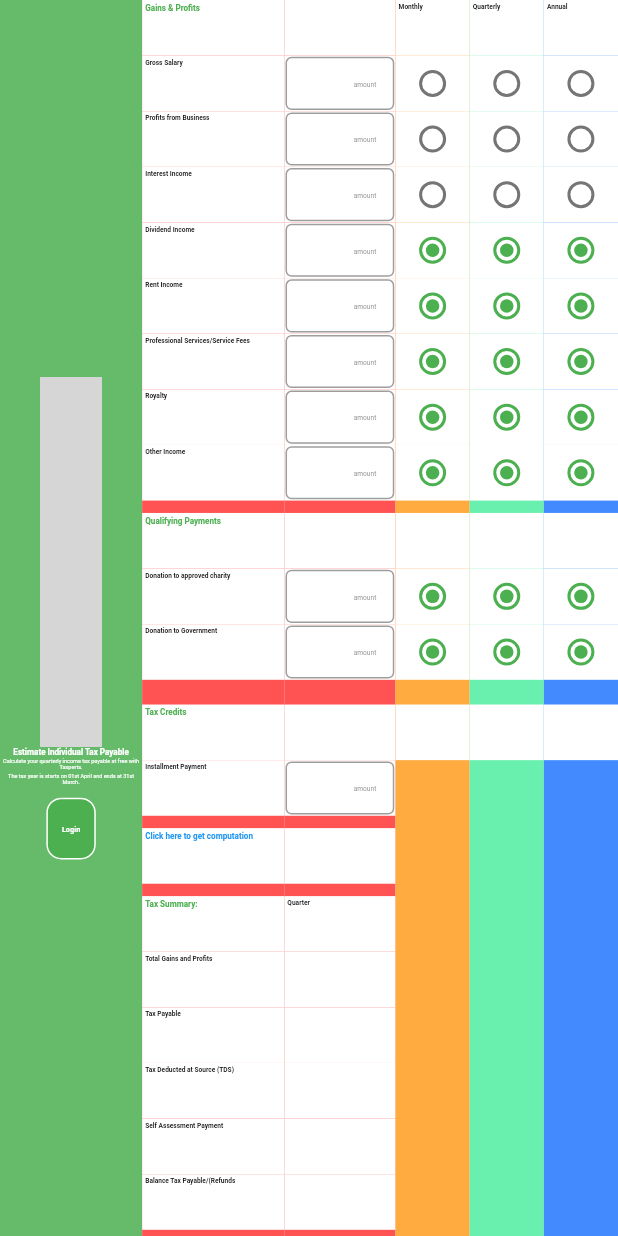
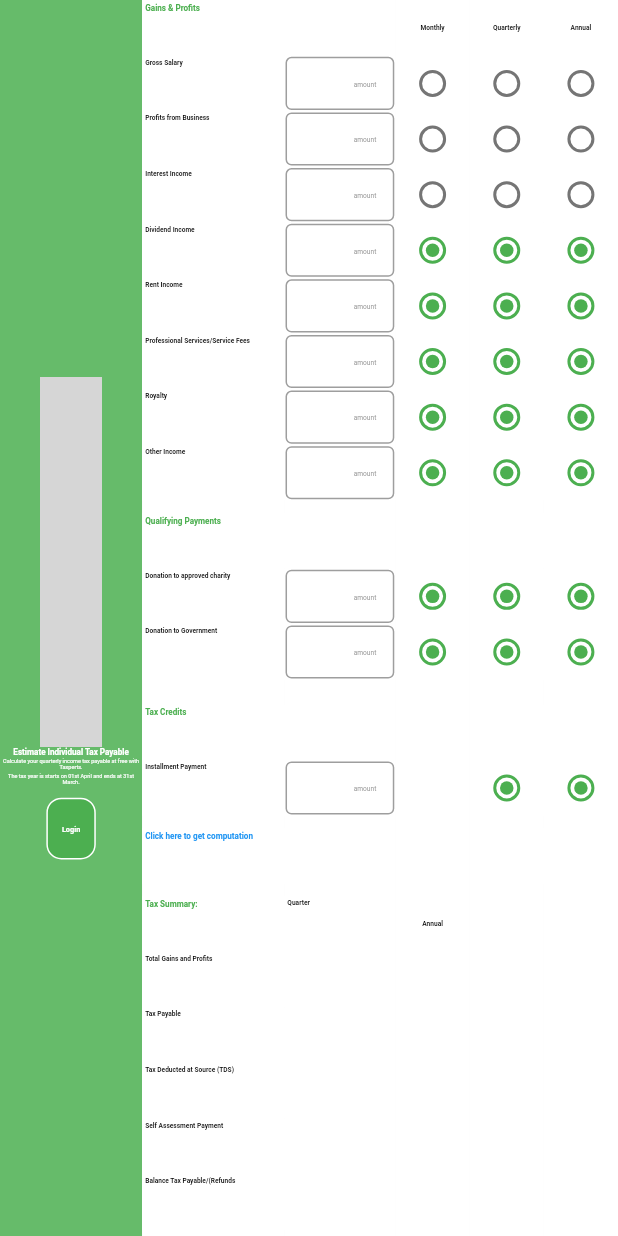
Before and after one commit to CBS-Developments/Taxpert-App-UI, a Flutter app: the DesktopScaffold screen opened directly, on a phone screen of 412 x 824 dp. Run offline on Flutter 3.47's test engine with Material 2 defaults, Android fonts, the phone set to English and light mode, and no system bars; missing offline and left inert: pattern_formatter; grey boxes are pictures that could not be loaded.

Commit message:
Almost  Done

```diff
--- a/taxpert_app_ui/lib/methods/sec_textfeild_container.dart
+++ b/taxpert_app_ui/lib/methods/sec_textfeild_container.dart
@@ -16,8 +16,11 @@ class SecTextFeildContainer extends StatelessWidget {
       color: Colors.white,
       width: secTextWidth(context),
       height: secTextHeight(context),
-      child: Text(childText,
-        style: TextStyle(fontSize: fontSize ,fontWeight: FontWeight.bold,color: textColor),
+      child: Align(
+        alignment: Alignment.center,
+        child: Text(childText,
+          style: TextStyle(fontSize: fontSize ,fontWeight: FontWeight.bold,color: textColor),
+        ),
       ),
     );
   }
--- a/taxpert_app_ui/lib/responsive/desktop_body.dart
+++ b/taxpert_app_ui/lib/responsive/desktop_body.dart
@@ -185,7 +185,7 @@ class _DesktopScaffoldState extends State<DesktopScaffold> {
 
 
           Container(
-            color: Colors.redAccent,
+            color: Colors.white,
             width: TextContWidth(context),
             child: Column(
               children: [
@@ -317,7 +317,7 @@ class _DesktopScaffoldState extends State<DesktopScaffold> {
           //2nd Row End
 
           Container(
-            color: Colors.redAccent,
+            color: Colors.white,
             width: textFContWidth(context),
             child: Column(
               children: [
@@ -404,7 +404,7 @@ class _DesktopScaffoldState extends State<DesktopScaffold> {
           //Monthly Row Start
           Container(
             width: buttonContWidth(context),
-            color: Colors.orangeAccent,
+            color: Colors.white,
             child: Column(
               children: [
                 SecTextFeildContainer(
@@ -486,6 +486,54 @@ class _DesktopScaffoldState extends State<DesktopScaffold> {
                     fontSize: getFontMe(context),
                     textColor: Colors.black),
 
+                SecTextFeildContainer(
+                    childText: '',
+                    fontSize: getFontMe(context),
+                    textColor: Colors.black),
+
+                SizedBox(
+                  height: MeSizeBoxHeight(context),
+                ),
+
+                SecTextFeildContainer(
+                    childText: '',
+                    fontSize: getFontMe(context),
+                    textColor: Colors.black),
+
+                SizedBox(
+                  height: MeSizeBoxHeight(context),
+                ),
+
+                SecTextFeildContainer(
+                    childText: 'Annual',
+                    fontSize: getFontMe(context),
+                    textColor: Colors.black),
+
+                SecTextFeildContainer(
+                    childText: '',
+                    fontSize: getFontMe(context),
+                    textColor: Colors.black),
+
+                SecTextFeildContainer(
+                    childText: '',
+                    fontSize: getFontMe(context),
+                    textColor: Colors.black),
+
+                SecTextFeildContainer(
+                    childText: '',
+                    fontSize: getFontMe(context),
+                    textColor: Colors.black),
+
+                SecTextFeildContainer(
+                    childText: '',
+                    fontSize: getFontMe(context),
+                    textColor: Colors.black),
+
+                SecTextFeildContainer(
+                    childText: '',
+                    fontSize: getFontMe(context),
+                    textColor: Colors.black),
+
               ],
             ),
           ),
@@ -493,7 +541,7 @@ class _DesktopScaffoldState extends State<DesktopScaffold> {
           //Quarterly Row Start
           Container(
             width: buttonContWidth(context),
-            color: Colors.greenAccent,
+            color: Colors.white,
             child: Column(
               children: [
                 SecTextFeildContainer(
@@ -575,6 +623,24 @@ class _DesktopScaffoldState extends State<DesktopScaffold> {
                     fontSize: getFontMe(context),
                     textColor: Colors.black),
 
+                RedioContainer(
+                    groupValue:test,
+                    onChanged: (val){},
+                    value: test),
+
+                SizedBox(
+                  height: MeSizeBoxHeight(context),
+                ),
+
+                SecTextFeildContainer(
+                    childText: '',
+                    fontSize: getFontMe(context),
+                    textColor: Colors.black),
+
+                SizedBox(
+                  height: MeSizeBoxHeight(context),
+                ),
+
 
               ],
             ),
@@ -584,7 +650,7 @@ class _DesktopScaffoldState extends State<DesktopScaffold> {
           //Annual Row Start
           Container(
             width: buttonContWidth(context),
-            color: Colors.blueAccent,
+            color: Colors.white,
             child: Column(
               children: [
                 SecTextFeildContainer(
@@ -666,6 +732,24 @@ class _DesktopScaffoldState extends State<DesktopScaffold> {
                     fontSize: getFontMe(context),
                     textColor: Colors.black),
 
+                RedioContainer(
+                    groupValue:test,
+                    onChanged: (val){},
+                    value: test),
+
+                SizedBox(
+                  height: MeSizeBoxHeight(context),
+                ),
+
+                SecTextFeildContainer(
+                    childText: '',
+                    fontSize: getFontMe(context),
+                    textColor: Colors.black),
+
+                SizedBox(
+                  height: MeSizeBoxHeight(context),
+                ),
+
 
               ],
             ),
```
